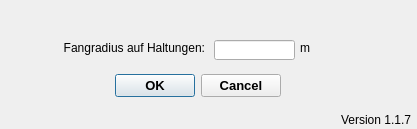
The window that qkan/linkwverbrauch/application_connectflaechen.ui (hoettges/QKan) describes before a commit, drawn with Qt 5.
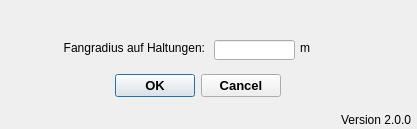
The same window after the commit.

What changed in the file:
```diff
--- a/qkan/linkwverbrauch/application_connectflaechen.ui
+++ b/qkan/linkwverbrauch/application_connectflaechen.ui
@@ -52,7 +52,7 @@
     <string>Version QKan Import</string>
    </property>
    <property name="text">
-    <string>Version 1.1.7</string>
+    <string>Version 2.0.0</string>
    </property>
    <property name="alignment">
     <set>Qt::AlignRight|Qt::AlignTrailing|Qt::AlignVCenter</set>
```
